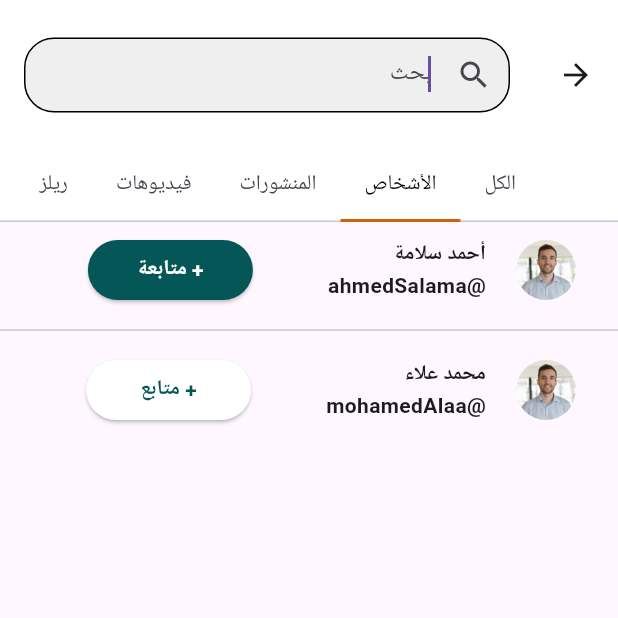
After one commit to MohamedSafwat66/islami, a Flutter app: the screen it shows after launch, tab 2 chosen, on a phone screen of 412 x 824 dp, the top half of it. The commit adds this screen. Run offline on Flutter 3.47's test engine with Material 3 defaults, Android fonts, the phone set to English and light mode, and no system bars; our stand-ins replace card_swiper, share, video_player; missing offline and left inert: bulleted_list, jhijri, reels_viewer.

Commit message:
final done

```diff
--- /dev/null
+++ b/lib/lists/peopleListView.dart
@@ -0,0 +1,99 @@
+import 'package:flutter/cupertino.dart';
+import 'package:flutter/material.dart';
+
+class peopleListview extends StatefulWidget {
+  @override
+  State<peopleListview> createState() => _peopleListviewState();
+}
+
+class _peopleListviewState extends State<peopleListview> {
+  Map data = {
+    "أحمد سلامة":["@ahmedSalama", "assets/images/profile.jpg", "+ متابعة"],
+    "محمد علاء":["@mohamedAlaa", "assets/images/profile.jpg", "+ متابع"]
+  };
+
+  @override
+  Widget build(BuildContext context) {
+    return  ListView.separated(
+        itemBuilder:(context, index) {
+          return Padding(
+            padding: const EdgeInsets.all(8.0),
+            child: InkWell(
+              onTap: (){
+
+              },
+              child: Row(
+                children: [
+                  Container(
+                    margin: EdgeInsets.symmetric(horizontal: 20),
+                    width: 40,
+                    height: 40,
+                    decoration: BoxDecoration(
+                      borderRadius: BorderRadius.circular(70),
+                    ),
+                    clipBehavior: Clip.antiAlias,
+                    child: Image.asset(data.values.elementAt(index)[1]),
+                  ),
+                  Container(
+                    margin: EdgeInsets.only(left: 50),
+                    child: Column(
+                      crossAxisAlignment: CrossAxisAlignment.start,
+                      children: [
+                        Text(data.keys.elementAt(index)??'',
+                          style: TextStyle(
+                              fontWeight: FontWeight.bold),
+                          maxLines: 3,
+                          overflow: TextOverflow.ellipsis,),
+                        Text(data.values.elementAt(index)[0]??'',
+                          style: TextStyle(
+                              fontWeight: FontWeight.bold
+                          ),
+                          maxLines: 1,
+                          overflow: TextOverflow.ellipsis,),
+                      ],
+                    ),
+                  ),
+                  Container(
+                    width: 110,
+                    child: ElevatedButton(
+                      style: ButtonStyle(
+                        backgroundColor: MaterialStatePropertyAll(
+                            data.values.elementAt(index)[2] == "+ متابعة"?Color(0xFF055757):Colors.white
+                        )
+                      ),
+                      onPressed: (){
+                        setState(() {
+
+                        });
+                        if(data.values.elementAt(index)[2] == "+ متابع"){
+                          data.values.elementAt(index)[2] = "+ متابعة";
+                        }
+                        else{
+                          data.values.elementAt(index)[2] = "+ متابع";
+                        }
+                      },
+                      child: Text(data.values.elementAt(index)[2]??'',
+                        textAlign: TextAlign.center,
+                        style: TextStyle(
+                            fontWeight: FontWeight.bold,
+                          color:
+                          data.values.elementAt(index)[2] == "+ متابع"?Color(0xFF055757):Colors.white
+                        ),
+                        maxLines: 3,
+                        overflow: TextOverflow.ellipsis,),
+                    ),
+                  ),
+                ],
+              ),
+            ),
+          );
+        },
+        separatorBuilder:(context,index){
+          return Divider(
+            thickness: 1,
+          );
+        },
+        itemCount:data.length
+    );
+  }
+}
--- a/lib/main.dart
+++ b/lib/main.dart
@@ -20,7 +20,7 @@ class MyApp extends StatelessWidget {
       debugShowCheckedModeBanner: false,
       home: Directionality(
           textDirection: TextDirection.rtl,
-          child: sebhaScreen()
+          child: searchscreen()
       ),
     );
   }
--- a/lib/screens/search.dart
+++ b/lib/screens/search.dart
@@ -1,10 +1,24 @@
 import 'package:flutter/material.dart';
+import 'package:islami/lists/peopleListView.dart';
+import 'package:islami/lists/postsListView.dart';
+import 'package:islami/lists/qoranListView.dart';
+import 'package:islami/lists/reels.dart';
+import 'package:islami/lists/videosListView.dart';
 import 'package:provider/provider.dart';
 import 'package:islami/lists/listView.dart';
 import 'package:islami/provider/provider.dart';
+import 'package:video_player/video_player.dart';
+
 class searchscreen extends StatelessWidget {
-  const searchscreen({Key? key}) : super(key: key);
-
+  searchscreen({Key? key}) : super(key: key);
+  Map qoran= {
+  "هُوَ الَّذِي يُصَلِّي عَلَيْكُمْ وَمَلَائِكَتُهُ لِيُخْرِجَكُم مِّنَ الظُّلُمَاتِ إِلَى النُّورِ وَكَانَ بِالْمُؤْمِنِينَ رَحِيمًا......":["سورة البقرة", "الآية رقم 154"],
+  "هُوَ الَّذِي يُصَلِّي عَلَيْكُمْ وَمَلَائِكَتُهُ لِيُخْرِجَكُم.....":["سورة النور", "الآية رقم 154"]
+  };
+ Map hades = {
+  "من كان يؤمن بالله واليوم الآخر ،فليقل خيرا أو ليصمت ، ومن كان يؤمن بالله واليوم الآخر ، فليكرم جاره ، ومن كان يؤمن بالله واليوم الآخر ، فليكرم ضيفه":["صحيح البخاري", "كتاب الإيمان, باب دعاؤكم إيمانكم"],
+   "من كان يؤمن بالله واليوم الآخر ،فليقل خيرا أو ليصمت ، ومن كان يؤمن بالله واليوم الآخر ، فليكرم جاره ، ومن كان يؤمن بالله واليوم الآخر ، فليكرم ضيفه":["صحيح البخاري", "كتاب الإيمان, باب دعاؤكم إيمانكم"],
+  };
   @override
   Widget build(BuildContext context) {
     return DefaultTabController(
@@ -72,42 +86,42 @@ class searchscreen extends StatelessWidget {
                 children: [
                   Provider.of<providerscreen>(context).loadingSearch==true?
                   const Center(child:  CircularProgressIndicator(),)
-                      :Expanded(child: listview(data: Provider.of<providerscreen>(context).searchData))
+                      :Expanded(child: peopleListview())
                 ],
               ),
               Column(
                 children: [
                   Provider.of<providerscreen>(context).loadingSearch==true?
                   const Center(child:  CircularProgressIndicator(),)
-                      :Expanded(child: listview(data: Provider.of<providerscreen>(context).searchData))
+                      :Expanded(child: postsListview())
                 ],
               ),
               Column(
                 children: [
                   Provider.of<providerscreen>(context).loadingSearch==true?
                   const Center(child:  CircularProgressIndicator(),)
-                      :Expanded(child: listview(data: Provider.of<providerscreen>(context).searchData))
+                      :Expanded(child: videosListview())
                 ],
               ),
               Column(
                 children: [
                   Provider.of<providerscreen>(context).loadingSearch==true?
                   const Center(child:  CircularProgressIndicator(),)
-                      :Expanded(child: listview(data: Provider.of<providerscreen>(context).searchData))
+                      :Expanded(child: reels())
                 ],
               ),
               Column(
                 children: [
                   Provider.of<providerscreen>(context).loadingSearch==true?
                   const Center(child:  CircularProgressIndicator(),)
-                      :Expanded(child: listview(data: Provider.of<providerscreen>(context).searchData))
+                      :Expanded(child: qoranListview(data: qoran,))
                 ],
               ),
               Column(
                 children: [
                   Provider.of<providerscreen>(context).loadingSearch==true?
                   const Center(child:  CircularProgressIndicator(),)
-                      :Expanded(child: listview(data: Provider.of<providerscreen>(context).searchData))
+                      :Expanded(child: qoranListview(data: hades,))
                 ],
               ),
 
--- a/pubspec.yaml
+++ b/pubspec.yaml
@@ -40,7 +40,9 @@ dependencies:
   provider: ^6.1.2
   jhijri: ^1.0.0
   bulleted_list: ^0.0.1+0.1a
-  card_swiper: ^3.0.1
+  card_swiper: ^2.0.4
+  video_player: ^2.8.3
+  reels_viewer: ^1.0.0+3
 
 dev_dependencies:
   flutter_test:
```
Also changed, not shown: lib/lists/postsListView.dart (added, +188 -0 lines), lib/lists/qoranListView.dart (added, +52 -0 lines), lib/lists/reels.dart (added, +87 -0 lines), lib/lists/videosListView.dart (added, +213 -0 lines), pubspec.lock, 1 other file.
